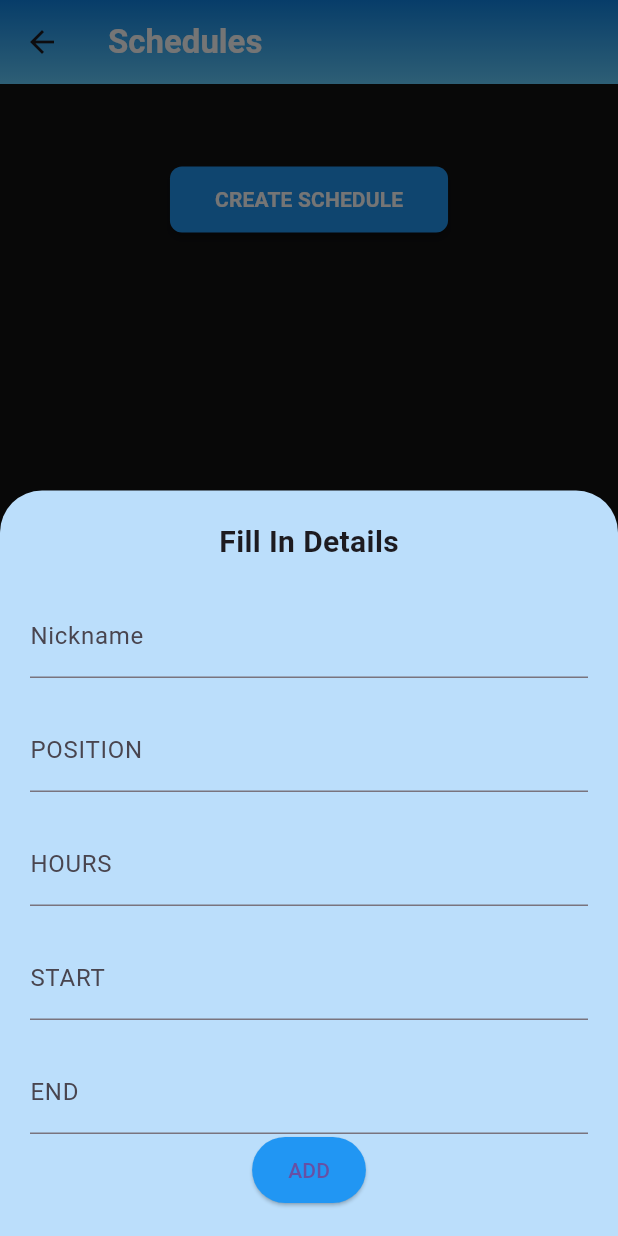
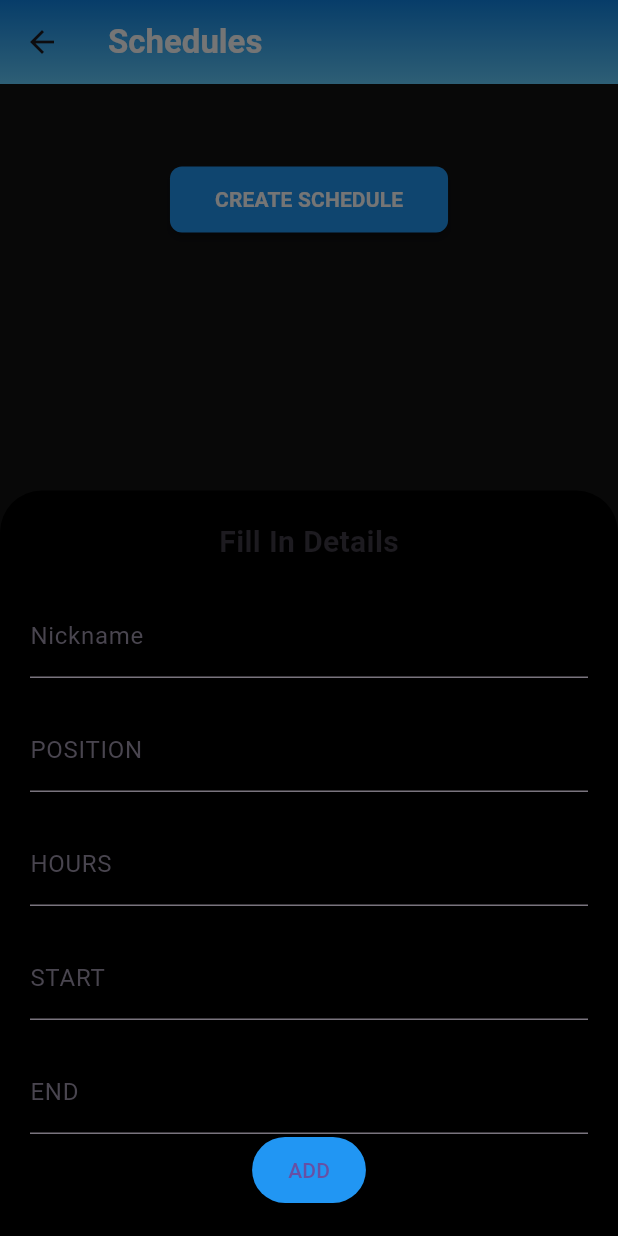
Before and after one commit to Makcieh/assfiex_app_it14, a Flutter app: the CreateSchedPage screen opened by its route, after a tap on "CREATE SCHEDULE", on a phone screen of 412 x 824 dp. Run offline on Flutter 3.47's test engine with Material 3 defaults, Android fonts, the phone set to English and light mode, and no system bars; our stand-ins replace cloud_firestore, firebase_auth, firebase_core, fluttertoast, google_nav_bar, random_string and 1 more; accounts and stored records are empty.

Commit message:
Updated on Oct-7 22:00

```diff
--- a/lib/manager_side/pages/createschedpages/create_sched_fill.dart
+++ b/lib/manager_side/pages/createschedpages/create_sched_fill.dart
@@ -22,7 +22,7 @@
 void createschedFill(BuildContext context) {
   showModalBottomSheet(
       isScrollControlled: true,
-      backgroundColor: Colors.blue[100],
+      backgroundColor: const Color.fromARGB(255, 0, 0, 0),
       context: context,
       builder: (BuildContext context) {
         return Padding(
```
